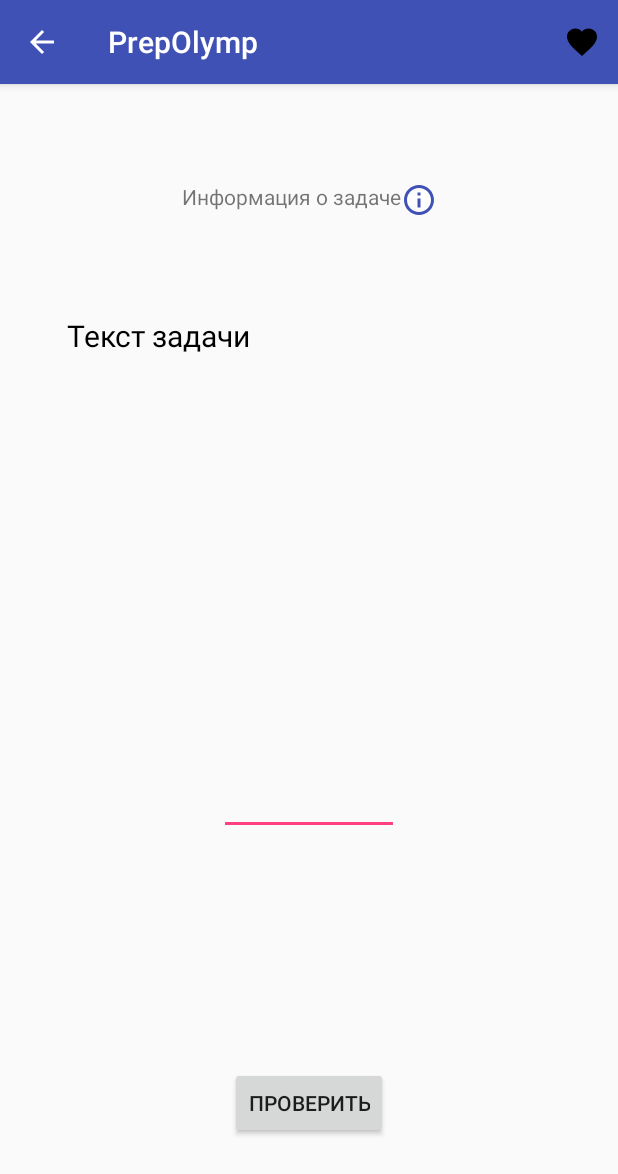
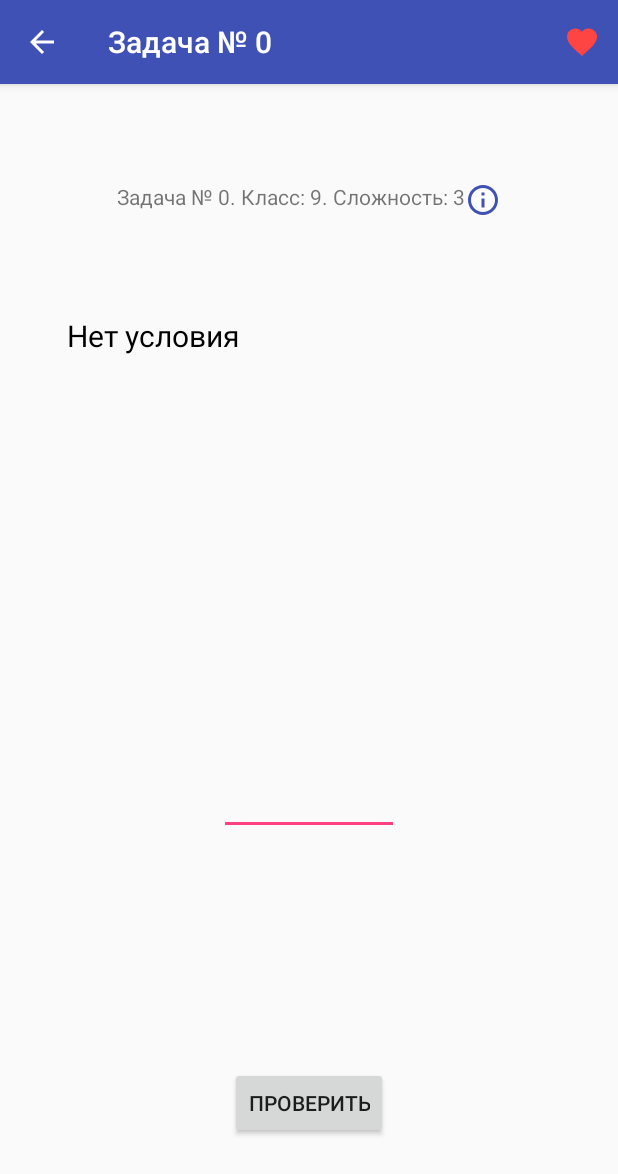
Before and after one commit to matveevk/PrepOlymp, an Android app: the ProblemActivity screen opened directly, with no data from a screen before it, after a tap on "Лайкнуть", on a phone screen of 412 x 824 dp. Shown: the top 1174 px of the screen. Run offline under Robolectric (Android 15) with nearby library versions, the phone set to English and light mode, and no system bars; 4 statements that could not run were skipped.

Commit message:
Add like button to ProblemActivity Favourites fragment init

```diff
--- a/app/src/main/java/com/example/root/prepolymp/ProblemActivity.java
+++ b/app/src/main/java/com/example/root/prepolymp/ProblemActivity.java
@@ -18,9 +18,12 @@ import android.widget.Toast;
 
 import com.example.root.prepolymp.fragments.ProblemList;
 
+import static com.example.root.prepolymp.Start.isFavourite;
+
 public class ProblemActivity extends AppCompatActivity {
 
     public static final String EXTRA_MESSAGE = "com.example.root.prepolymp.MESSAGE";
+    Problem problem = new Problem(0, "Нет условия", "", "алгебра");
 
     // id, text, answer, form, difficulty, origins
 
@@ -33,7 +36,7 @@ public class ProblemActivity extends AppCompatActivity {
         int i = intent.getIntExtra(ProblemList.EXTRA, -1);
 
         Log.d("problemactivity", "" + i);
-        Problem problem = Start.problems.get(i);
+        problem = Start.problems.get(i);
 
         setTitle("Задача № " + problem.id);
 
@@ -108,6 +111,11 @@ public class ProblemActivity extends AppCompatActivity {
     public boolean onCreateOptionsMenu(Menu menu) {
         MenuInflater inflater = getMenuInflater();
         inflater.inflate(R.menu.menu_problem_activity, menu);
+        if (isFavourite.get(problem.id - 1)) {
+            menu.findItem(R.id.add_to_favourites).setIcon(R.drawable.ic_menu_favourites_true);
+        } else {
+            menu.findItem(R.id.add_to_favourites).setIcon(R.drawable.ic_menu_favourites_false);
+        }
         return super.onCreateOptionsMenu(menu);
     }
 
@@ -115,8 +123,19 @@ public class ProblemActivity extends AppCompatActivity {
     public boolean onOptionsItemSelected(MenuItem item) {
         switch (item.getItemId()) {
             case R.id.add_to_favourites:
-                Toast.makeText(this, "Лайк!", Toast.LENGTH_SHORT).show();
+                if (isFavourite.get(problem.id - 1)) {
+                    isFavourite.set(problem.id - 1, false);
+                    item.setIcon(R.drawable.ic_menu_favourites_false);
+                    Toast.makeText(this, "Удалено из понравившихся", Toast.LENGTH_LONG).show();
+                } else {
+                    isFavourite.set(problem.id - 1, true);
+                    item.setIcon(R.drawable.ic_menu_favourites_true);
+                    Toast.makeText(this, "Добавлено в понравившиеся", Toast.LENGTH_LONG).show();
+                }
                 break;
+            case android.R.id.home:
+                onBackPressed();
+                return true;
         }
         return super.onOptionsItemSelected(item);
     }
--- a/app/src/main/java/com/example/root/prepolymp/Start.java
+++ b/app/src/main/java/com/example/root/prepolymp/Start.java
@@ -9,6 +9,7 @@ import java.util.ArrayList;
 public class Start extends AppCompatActivity {
 
     public static ArrayList<Problem> problems = new ArrayList<>();
+    public static ArrayList<Boolean> isFavourite = new ArrayList<>();
 
     @Override
     protected void onCreate(Bundle savedInstanceState) {
@@ -17,9 +18,11 @@ public class Start extends AppCompatActivity {
 
         Problem problem = new Problem(1, "Найдите наименьшее натуральное число, кратное 99, в десятичной записи которого участвуют только чётные цифры.", "228888", "алгебра");
         problems.add(problem);
+        isFavourite.add(false);
         problems.add(new Problem(2, "Посчитайте 2 + 3", "5", "алгебра"));
+        isFavourite.add(false);
         problems.add(new Problem(3, "Посчитайте 25 + 3", "28", "алгебра"));
-
+        isFavourite.add(false);
         Intent intent = new Intent(this, MainActivity.class);
         startActivity(intent);
     }
--- a/app/src/main/java/com/example/root/prepolymp/fragments/ProblemList.java
+++ b/app/src/main/java/com/example/root/prepolymp/fragments/ProblemList.java
@@ -40,7 +40,8 @@ public class ProblemList extends Fragment {
         }
 
         ListView listView = (ListView)view.findViewById(R.id.list_problems);
-        ArrayAdapter<String> arrayAdapter = new ArrayAdapter<String>(getActivity().getApplicationContext(), R.layout.custom_textview, probText);
+        ArrayAdapter<String> arrayAdapter = new ArrayAdapter<String>(getActivity().getApplicationContext(),
+                                                    R.layout.custom_textview, probText);
         listView.setAdapter(arrayAdapter);
         listView.setOnItemClickListener(new AdapterView.OnItemClickListener() {
             @Override
--- a/app/src/main/res/drawable/ic_menu_favourites.xml
+++ b/app/src/main/res/drawable/ic_menu_favourites_false.xml
@@ -4,6 +4,6 @@
         android:viewportWidth="24.0"
         android:viewportHeight="24.0">
     <path
-        android:fillColor="#FF000000"
+        android:fillColor="@android:color/white"
         android:pathData="M12,21.35l-1.45,-1.32C5.4,15.36 2,12.28 2,8.5 2,5.42 4.42,3 7.5,3c1.74,0 3.41,0.81 4.5,2.09C13.09,3.81 14.76,3 16.5,3 19.58,3 22,5.42 22,8.5c0,3.78 -3.4,6.86 -8.55,11.54L12,21.35z"/>
 </vector>
--- /dev/null
+++ b/app/src/main/res/drawable/ic_menu_favourites_true.xml
@@ -0,0 +1,9 @@
+<vector xmlns:android="http://schemas.android.com/apk/res/android"
+        android:width="24dp"
+        android:height="24dp"
+        android:viewportWidth="24.0"
+        android:viewportHeight="24.0">
+    <path
+        android:fillColor="@android:color/holo_red_light"
+        android:pathData="M12,21.35l-1.45,-1.32C5.4,15.36 2,12.28 2,8.5 2,5.42 4.42,3 7.5,3c1.74,0 3.41,0.81 4.5,2.09C13.09,3.81 14.76,3 16.5,3 19.58,3 22,5.42 22,8.5c0,3.78 -3.4,6.86 -8.55,11.54L12,21.35z"/>
+</vector>
--- a/app/src/main/res/menu/activity_drawer.xml
+++ b/app/src/main/res/menu/activity_drawer.xml
@@ -8,7 +8,7 @@
             android:title="Задачи" />
         <item
             android:id="@+id/nav_favourites"
-            android:icon="@drawable/ic_menu_favourites"
+            android:icon="@drawable/ic_menu_favourites_true"
             android:title="Понравившиеся" />
         <item
             android:id="@+id/nav_solve_later"
--- a/app/src/main/res/menu/menu_problem_activity.xml
+++ b/app/src/main/res/menu/menu_problem_activity.xml
@@ -6,7 +6,7 @@
         <item
             android:id="@+id/add_to_favourites"
             android:title="Лайкнуть"
-            android:icon="@drawable/ic_menu_favourites"
+            android:icon="@drawable/ic_menu_favourites_false"
             app:showAsAction="always">
         </item>
     </group>
```
Also changed, not shown: app/src/main/java/com/example/root/prepolymp/fragments/Favourites.java (+40 -2 lines), app/src/main/res/layout/menu_favourites.xml (+15 -3 lines).
